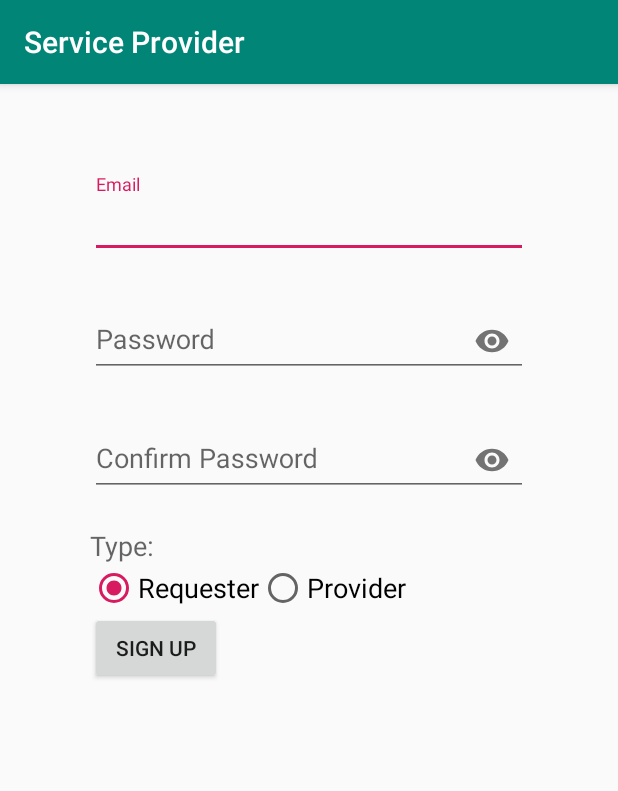
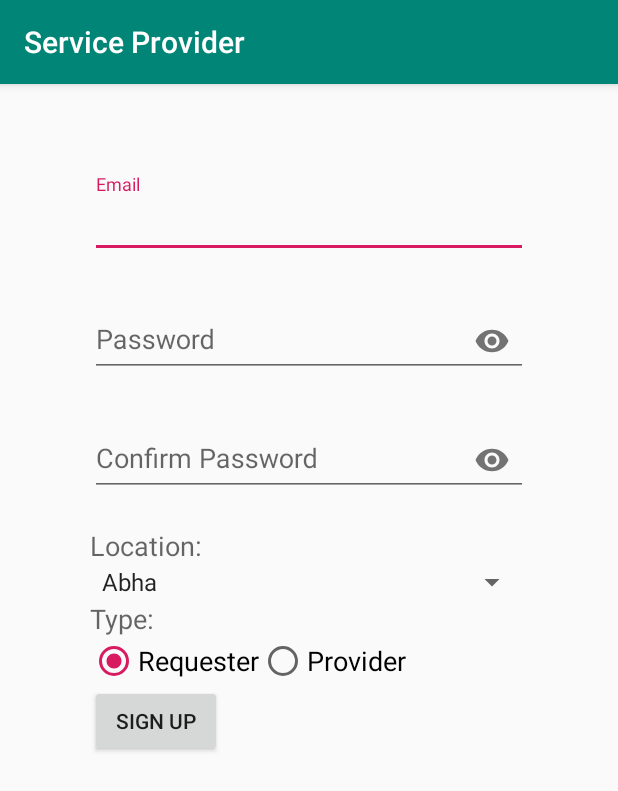
Before and after one commit to s201589210/service-provider, an Android app: the SignUpActivity screen opened directly, with no data from a screen before it, on a phone screen of 412 x 824 dp. Shown: the top 791 px of the screen. Run offline under Robolectric (Android 15) with nearby library versions, the phone set to English and light mode, and no system bars; our stand-ins replace ButterKnife, Firebase (no records; nobody signed in at launch, a user with empty details on screens opened directly).

Commit message:
1. Put the location dropdown in the Sign up UI 2. Modify the sign in up to assign both the location and the type into  a user object and then assign that object to his UID into JSON object  in the Firebase Database

```diff
--- a/app/src/main/java/com/serveic_provider/service_provider/LoginActivity.java
+++ b/app/src/main/java/com/serveic_provider/service_provider/LoginActivity.java
@@ -112,7 +112,6 @@ public class LoginActivity extends AppCompatActivity {
     private void updateUI(FirebaseUser FBuser) {
         // Checking if the user is authenticated
         if(FBuser != null) {
-
             String userType = user.getType();
             if(userType.equals("Provider")){
                 startActivity(new Intent(this ,ProviderHomeActivity.class));
--- a/app/src/main/java/com/serveic_provider/service_provider/SignUpActivity.java
+++ b/app/src/main/java/com/serveic_provider/service_provider/SignUpActivity.java
@@ -8,9 +8,11 @@ import android.os.Bundle;
 import android.util.Log;
 import android.util.Patterns;
 import android.view.View;
+import android.widget.ArrayAdapter;
 import android.widget.EditText;
 import android.widget.RadioButton;
 import android.widget.RadioGroup;
+import android.widget.Spinner;
 import android.widget.TextView;
 import android.widget.Toast;
 
@@ -23,6 +25,7 @@ import com.google.firebase.auth.FirebaseAuth;
 import com.google.firebase.auth.FirebaseUser;
 import com.google.firebase.database.DatabaseReference;
 import com.google.firebase.database.FirebaseDatabase;
+import com.serveic_provider.service_provider.serviceProvider.User;
 
 import java.util.regex.Pattern;
 
@@ -44,6 +47,13 @@ public class SignUpActivity extends AppCompatActivity {
     // The userId of the authenticated user
     private String userId;
 
+    //Very important to understand
+    // User object to bind the return node in teh Firebase to the User class. So the user.type will
+    // be connected to user_profiles/$userId/type/value of type. The same for the others
+    //  so user.location
+    // will be connected to user_profiles/$userId/location/value of location
+    User user = new User();
+
     // Password pattern
     private static final Pattern PASSWORD_PATTERN =
             Pattern.compile("^" +
@@ -62,6 +72,8 @@ public class SignUpActivity extends AppCompatActivity {
     EditText passwordText;
     @BindView(R.id.password_confirm_edit_text)
     EditText passwordConfirmText;
+    @BindView(R.id.location_spinner)
+    Spinner locationSpinner;
     @BindView(R.id.group_radio_button)
     RadioGroup radioGroup;
     @BindView(R.id.type_text_view)
@@ -74,6 +86,13 @@ public class SignUpActivity extends AppCompatActivity {
 
         // Binding the UI elements
         ButterKnife.bind(this);
+
+        // Putting the locations array in the string.xml into the spinner
+        ArrayAdapter<CharSequence> adapter = ArrayAdapter
+                .createFromResource(this, R.array.locations, android.R.layout.simple_spinner_item);
+        adapter.setDropDownViewResource(android.R.layout.simple_spinner_dropdown_item);
+        locationSpinner.setAdapter(adapter);
+
     }
     // Assigning onClick for the sign up using Butterknife instead of the onClick on the XML file
     @OnClick(R.id.sign_up_button)
@@ -87,28 +106,34 @@ public class SignUpActivity extends AppCompatActivity {
                             if (task.isSuccessful()) {
                                 // Sign in success, update UI with the signed-in user's information
                                 Log.d(TAG, "createUserWithEmail:success");
-                                FirebaseUser user = mAuth.getCurrentUser();
+                                FirebaseUser FBuser = mAuth.getCurrentUser();
                                 // The userId of the authenticated user, the unique id for all of the users used in the Firebase Database
                                 // user.getEmail() return the email in String
-                                userId = user.getUid();
-                                // Getting the type from the radio buttons
+                                userId = FBuser.getUid();
+
+                                // Getting the location form the spinner and assigning to user.location
+                                String location = locationSpinner.getSelectedItem().toString();
+                                user.setLocation(location);
+
+                                // Getting the type from the radio buttons and assigning to user,type
                                 int selectedRadioButtonId = radioGroup.getCheckedRadioButtonId();
                                 RadioButton selectedRadioButton = (RadioButton) findViewById(selectedRadioButtonId);
                                 String type = selectedRadioButton.getText().toString();
+                                user.setType(type);
 
-                                // Using both the unique userId and type to write the type under user_profiles/$userId/type
-                                writeUserTypeToFBDB(userId, type);
+                                // Using both the unique userId and user object to write the type and location under user_profiles/$userId
+                                writeUserToFBDB(userId, user);
 
                                 // Notifying the user
                                 Toast.makeText(SignUpActivity.this, "You signed up successfully. Please sign in",
                                         Toast.LENGTH_SHORT).show();
 
-                                updateUI(user);
+                                updateUI(FBuser);
 
                             } else {
                                 // If sign in fails, display a message to the user.
                                 Log.w(TAG, "createUserWithEmail:failure", task.getException());
-                                Toast.makeText(SignUpActivity.this, "Authentication failed.",
+                                Toast.makeText(SignUpActivity.this, "Sign up failed, try again.",
                                         Toast.LENGTH_SHORT).show();
                                 updateUI(null);
                             }
@@ -140,7 +165,9 @@ public class SignUpActivity extends AppCompatActivity {
             passwordText.setError("Field can't be empty");
             return false;
         } else if (!PASSWORD_PATTERN.matcher(passwordInput).matches()) {
-            passwordText.setError("Password is weak");
+            passwordText
+                    .setError("At least 1 digit, 1 lowercase letter, 1 uppercase letter, no white spaces," +
+                            " at least 8 characters");
             return false;
         } else {
             passwordText.setError(null);
@@ -175,9 +202,9 @@ public class SignUpActivity extends AppCompatActivity {
             startActivity(new Intent(this, LoginActivity.class));
     }
     // Writing the type to the Firebase Database
-    private void writeUserTypeToFBDB(String userId, String type) {
-        // Creating a new $userId/type/$type node under the user_profiles node
-        userProfileRef.child(userId).child("type").setValue(type)
+    private void writeUserToFBDB(String userId, User user) {
+        // Creating a new $userId node under the user_profiles node and assigning whole user object
+        userProfileRef.child(userId).setValue(user)
                 .addOnSuccessListener(new OnSuccessListener<Void>() {
                     @Override
                     public void onSuccess(Void aVoid) {
--- a/app/src/main/res/layout/activity_sign_up.xml
+++ b/app/src/main/res/layout/activity_sign_up.xml
@@ -51,6 +51,19 @@
             android:inputType="textPassword" />
     </android.support.design.widget.TextInputLayout>
 
+    <TextView
+        android:id="@+id/location_text_view"
+        android:layout_width="match_parent"
+        android:layout_height="wrap_content"
+        android:text="@string/location"
+        android:textAppearance="?android:textAppearanceMedium"/>
+
+    <Spinner
+        android:id="@+id/location_spinner"
+        android:layout_width="match_parent"
+        android:layout_height="wrap_content"
+        >
+    </Spinner>
     <TextView
         android:id="@+id/type_text_view"
         android:layout_width="match_parent"
--- a/app/src/main/res/values/strings.xml
+++ b/app/src/main/res/values/strings.xml
@@ -6,6 +6,46 @@
     <string name="email">Email</string>
     <string name="password">Password</string>
     <string name="password_confirm">Confirm Password</string>
+    <string name="location">Location:</string>
+    <string-array name="locations">
+        <item>Abha</item>
+        <item>Al Bukayriyah</item>
+        <item>Buraydah</item>
+        <item>Al Bahah</item>
+        <item>Dhahran</item>
+        <item>Gurayat</item>
+        <item>Hofuf</item>
+        <item>Hafr Al-Batin</item>
+        <item>Jalajil</item>
+        <item>Al Jawf</item>
+        <item>Jeddah</item>
+        <item>Jizan</item>
+        <item>Jubail</item>
+        <item>Al Jafr</item>
+        <item>Khafji</item>
+        <item>Khamis Mushayt</item>
+        <item>Khobar</item>
+        <item>Al-Mubarraz</item>
+        <item>Mecca</item>
+        <item>Medina</item>
+        <item>Najran</item>
+        <item>Al-Namas</item>
+        <item>Al-Omran</item>
+        <item>Al-Oyoon</item>
+        <item>Qatif</item>
+        <item>Al Qunfudhah</item>
+        <item>Ar Rass</item>
+        <item>Ras Tanura</item>
+        <item>Riyadh</item>
+        <item>Rumailah</item>
+        <item>Saihat</item>
+        <item>Sakakah</item>
+        <item>Sharurah</item>
+        <item>Taif</item>
+        <item>Tabuk</item>
+        <item>Unaizah</item>
+        <item>Yanbu</item>
+    </string-array>
     <string name="type">Type:</string>
     <string name="type_requester">Requester</string>
     <string name="type_provider">Provider</string>
```
Also changed, not shown: app/src/main/java/com/serveic_provider/service_provider/serviceProvider/User.java (+17 -0 lines).
